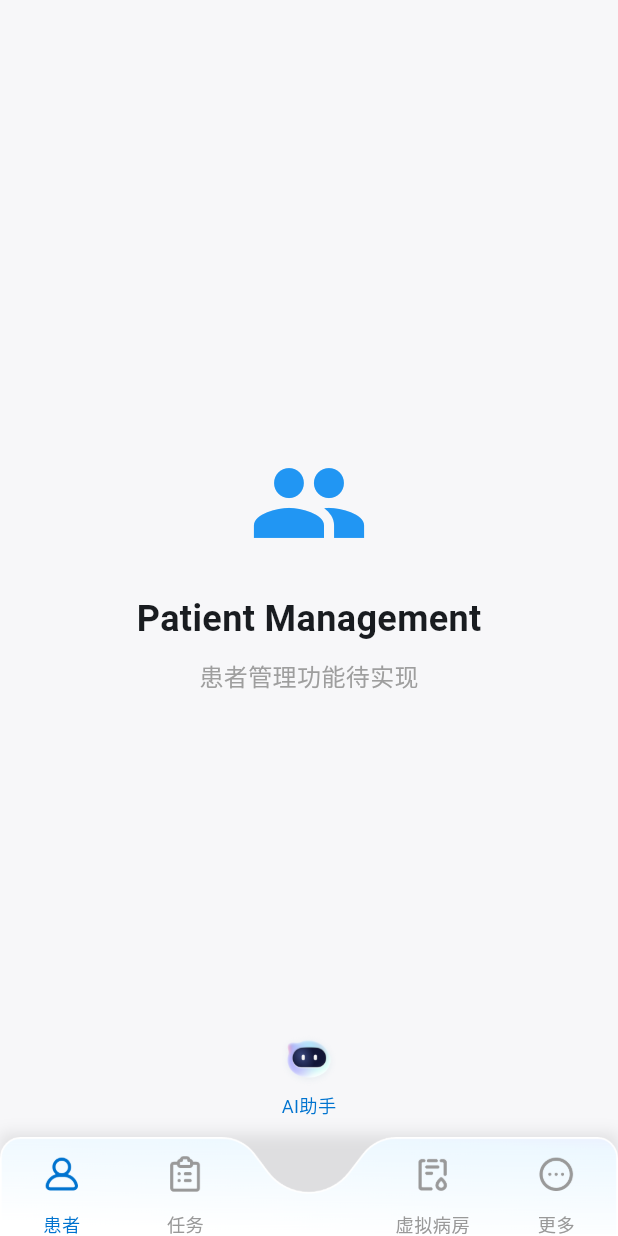
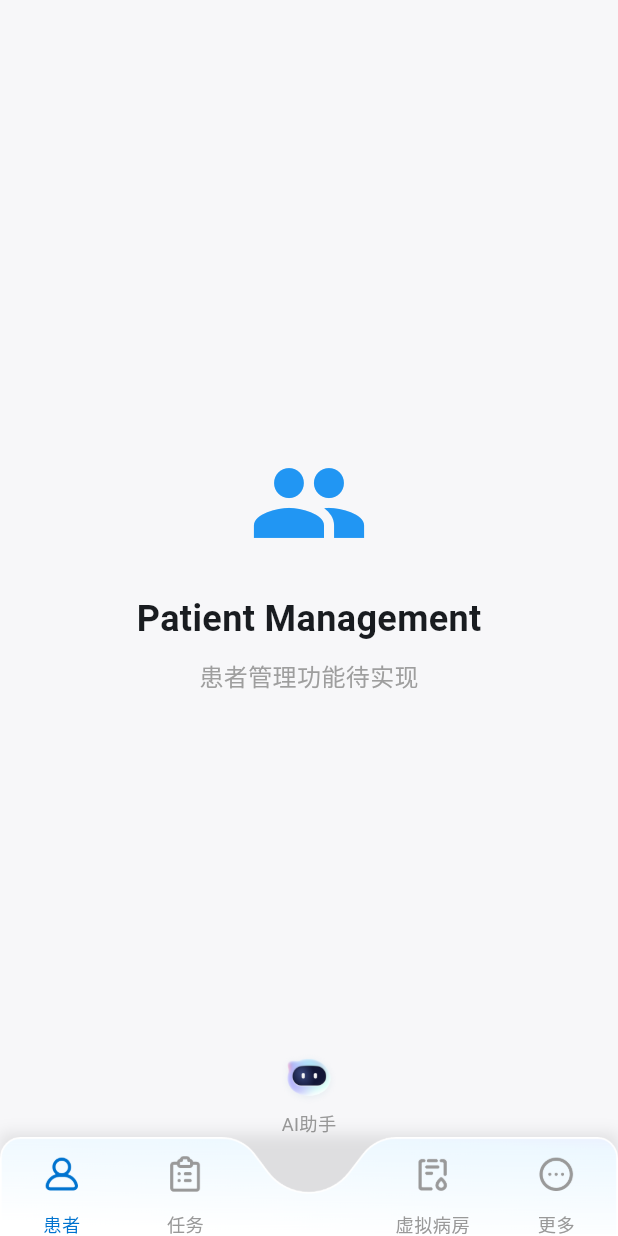
Before and after one commit to echoGH/hdmp_device_flutter, a Flutter app: the MainPage screen opened by its route, on a phone screen of 412 x 824 dp. Run offline on Flutter 3.47's test engine with Material 3 defaults, Android fonts, the light colour scheme and no system bars; our stand-ins replace dio, flutter_riverpod, flutter_screenutil, go_router, retrofit, shared_preferences; missing offline and left inert: encrypt; accounts and stored records are empty; generated files the repository leaves out were written again; network calls fail.

```diff
--- a/lib/presentation/pages/main/main_page.dart
+++ b/lib/presentation/pages/main/main_page.dart
@@ -19,13 +19,7 @@ class _MainPageState extends State<MainPage> {
   int _currentIndex = 0;
   late PageController _pageController;
 
-  final List<Widget> _pages = const [
-    PatientPage(),
-    TasksPage(),
-    AiAssistantPage(),
-    VirtualWardPage(),
-    MorePage(),
-  ];
+  final List<Widget> _pages = const [PatientPage(), TasksPage(), AiAssistantPage(), VirtualWardPage(), MorePage()];
 
   @override
   void initState() {
@@ -52,17 +46,15 @@ class _MainPageState extends State<MainPage> {
       body: Stack(
         children: [
           // 主内容区域
-          PageView(
-            controller: _pageController,
-            physics: const NeverScrollableScrollPhysics(),
-            children: _pages,
-          ),
+          PageView(controller: _pageController, physics: const NeverScrollableScrollPhysics(), children: _pages),
 
-          // 居中悬浮的AI图标
+          // AI助手悬浮按钮 - 层级居于底部导航栏之上
           Positioned(
-            bottom: 12.h, // 对应Android的marginBottom=12dp
+            bottom: 0.h, // 调整到底部导航栏之上，确保不被遮挡
             left: 0,
             right: 0,
+            child: GestureDetector(
+              onTap: () => _onTabTapped(2), // 点击切换到第3个标签页(AI助手)
               child: Align(
                 alignment: Alignment.center,
                 child: Column(
@@ -76,47 +68,28 @@ class _MainPageState extends State<MainPage> {
                         return Container(
                           width: 38.r,
                           height: 33.r,
-                        decoration: BoxDecoration(
-                          color: const Color(0xFF0073CF),
-                          borderRadius: BorderRadius.circular(8.r),
-                        ),
-                        child: const Icon(
-                          Icons.auto_awesome,
-                          color: Colors.white,
-                          size: 20,
-                        ),
+                          decoration: BoxDecoration(color: const Color(0xFF0073CF), borderRadius: BorderRadius.circular(8.r)),
+                          child: const Icon(Icons.auto_awesome, color: Colors.white, size: 20),
                         );
                       },
                     ),
                     SizedBox(height: 4.h), // 对应Android的marginTop=4dp
                     Text(
                       'AI助手',
-                    style: TextStyle(
-                      fontSize: 12.sp,
-                      color: const Color(0xFF0073CF),
-                    ),
+                      style: TextStyle(fontSize: 12.sp, color: _currentIndex == 2 ? const Color(0xFF0073CF) : const Color(0xFF999999)),
                     ),
                   ],
                 ),
               ),
             ),
+          ),
         ],
       ),
-
       bottomNavigationBar: Container(
         height: 65.h,
         decoration: BoxDecoration(
-          image: const DecorationImage(
-            image: AssetImage('assets/icons/tabs/ic_main_bg.png'),
-            fit: BoxFit.fill,
-          ),
-          boxShadow: [
-            BoxShadow(
-              color: Colors.black.withOpacity(0.1),
-              blurRadius: 8,
-              offset: const Offset(0, -2),
-            ),
-          ],
+          image: const DecorationImage(image: AssetImage('assets/icons/tabs/ic_main_bg.png'), fit: BoxFit.fill),
+          boxShadow: [BoxShadow(color: Colors.black.withOpacity(0.1), blurRadius: 8, offset: const Offset(0, -2))],
         ),
         child: Row(
           children: List.generate(BottomTabs.tabs.length, (index) {
@@ -147,32 +120,17 @@ class _MainPageState extends State<MainPage> {
                           isSelected ? tab.activeIconAsset : tab.iconAsset,
                           width: 24.r,
                           height: 24.r,
-                          color: isSelected
-                              ? const Color(0xFF0073CF)
-                              : const Color(0xFF999999),
+                          color: isSelected ? const Color(0xFF0073CF) : const Color(0xFF999999),
                           errorBuilder: (context, error, stackTrace) {
-                            print(
-                              '图片加载失败: ${isSelected ? tab.activeIconAsset : tab.iconAsset}',
-                            );
+                            print('图片加载失败: ${isSelected ? tab.activeIconAsset : tab.iconAsset}');
                             print('错误信息: $error');
-                            return Icon(
-                              isSelected ? Icons.circle : Icons.circle_outlined,
-                              size: 24.r,
-                              color: isSelected
-                                  ? const Color(0xFF0073CF)
-                                  : const Color(0xFF999999),
-                            );
+                            return Icon(isSelected ? Icons.circle : Icons.circle_outlined, size: 24.r, color: isSelected ? const Color(0xFF0073CF) : const Color(0xFF999999));
                           },
                         ),
                       ),
                       Text(
                         tab.title,
-                        style: TextStyle(
-                          fontSize: 12.sp,
-                          color: isSelected
-                              ? const Color(0xFF0073CF)
-                              : const Color(0xFF999999),
-                        ),
+                        style: TextStyle(fontSize: 12.sp, color: isSelected ? const Color(0xFF0073CF) : const Color(0xFF999999)),
                       ),
                     ],
                   ),
```
Also changed, not shown: assets/icons/ic_search.png (added), assets/icons/icon_back.png (added). Lines whose indentation alone changed are shown as unchanged.
